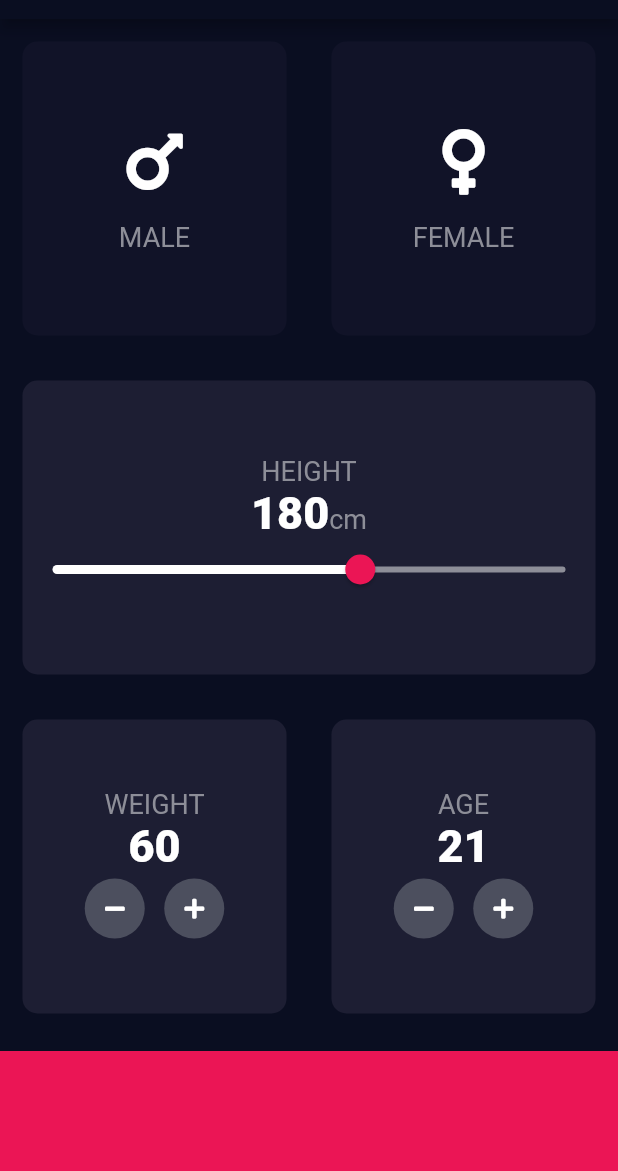
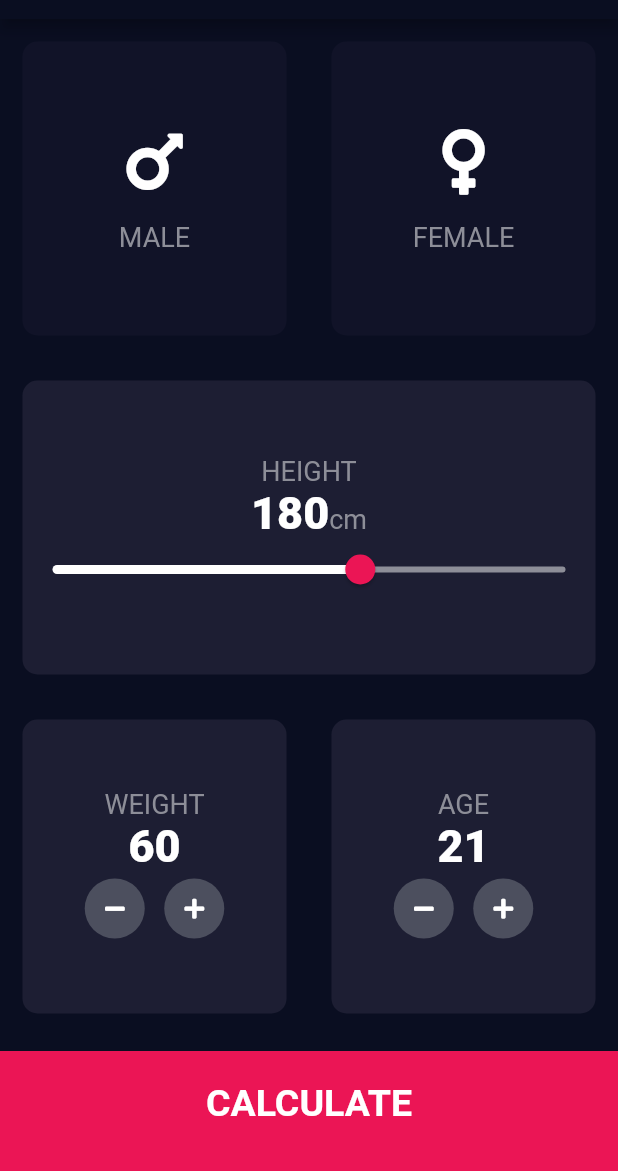
Before and after one commit to cjpesco/bmicalcapp, a Flutter app: the screen it shows after launch, on a phone screen of 412 x 824 dp, the part 65-1236 px from its top. Run offline on Flutter 3.47's test engine with Material 2 defaults, Android fonts, the phone set to English and light mode, and no system bars; our stand-ins replace font_awesome_flutter.

Commit message:
BMI Calc App

```diff
--- /dev/null
+++ b/lib/components/bottom_button.dart
@@ -0,0 +1,30 @@
+import 'package:flutter/material.dart';
+
+import '../constants/constants.dart';
+
+class BottomButton extends StatelessWidget {
+  final Function onTap;
+  final String buttonTitle;
+
+  const BottomButton({@required this.onTap, @required this.buttonTitle});
+
+  @override
+  Widget build(BuildContext context) {
+    return GestureDetector(
+      onTap: onTap,
+      child: Container(
+        child: Center(
+          child: Text(
+            buttonTitle,
+            style: kLargeNumberTextStyle,
+          ),
+        ),
+        color: kBottomContainerColor,
+        margin: EdgeInsets.only(top: 10.0),
+        width: double.infinity,
+        height: kBottomContainerHeight,
+        padding: EdgeInsets.only(bottom: 10),
+      ),
+    );
+  }
+}
--- a/lib/ui/icon_content.dart
+++ b/lib/components/icon_content.dart
@@ -1,6 +1,6 @@
 import 'package:flutter/material.dart';
 
-import 'constants.dart';
+import '../constants/constants.dart';
 
 class IconContent extends StatelessWidget {
   final IconData icon;
--- /dev/null
+++ b/lib/components/round_icon_button.dart
@@ -0,0 +1,25 @@
+import 'package:flutter/material.dart';
+
+class RoundIconButton extends StatelessWidget {
+  final IconData icon;
+  final Function useOperator;
+  const RoundIconButton({@required this.icon, this.useOperator});
+  @override
+  Widget build(BuildContext context) {
+    return RawMaterialButton(
+      child: Icon(
+        icon,
+        size: 15,
+      ),
+      onPressed: useOperator,
+      elevation: 0.0,
+      constraints: BoxConstraints.tightFor(
+        width: 40,
+        height: 40,
+      ),
+      shape: CircleBorder(),
+      //shape: RoundedRectangleBorder(borderRadius: BorderRadius.circular(10)),
+      fillColor: Color(0xFF4C4F5E),
+    );
+  }
+}
--- /dev/null
+++ b/lib/constants/constants.dart
@@ -0,0 +1,40 @@
+import 'package:flutter/material.dart';
+
+const kBottomContainerHeight = 80.0;
+
+const kActiveCardColor = Color(0xFF1D1E33);
+const kInactiveCardColor = Color(0xFF111328);
+const kBottomContainerColor = Color(0xFFEB1555);
+const kLabelTextStyle = TextStyle(
+  fontSize: 18.0,
+  color: Color(0xFF8D8E98),
+);
+const kNumberTextStyle = TextStyle(
+  fontSize: 30.0,
+  fontWeight: FontWeight.w900,
+);
+const kLargeNumberTextStyle = TextStyle(
+  fontSize: 25,
+  fontWeight: FontWeight.bold,
+  color: Colors.white,
+);
+const kTitleTextStyle = TextStyle(
+  fontSize: 40,
+  fontWeight: FontWeight.bold,
+  color: Colors.white,
+);
+
+const kResultTextStyle = TextStyle(
+  color: Color(0xFF24D876),
+  fontSize: 22.0,
+  fontWeight: FontWeight.bold,
+);
+
+const kBMITextStyle = TextStyle(
+  fontSize: 100,
+  fontWeight: FontWeight.bold,
+);
+
+const kBodyTextStyle = TextStyle(
+  fontSize: 22,
+);
--- a/lib/main.dart
+++ b/lib/main.dart
@@ -1,6 +1,6 @@
 import 'package:flutter/material.dart';
 
-import 'ui/home.dart';
+import 'screens/home.dart';
 
 void main() => runApp(
       MaterialApp(
--- a/lib/ui/bmicalcapppage.dart
+++ b/lib/screens/bmicalcapppage.dart
@@ -1,9 +1,14 @@
+import 'package:bmicalcapp/calculator_brain.dart';
+
+import 'results_page.dart';
 import 'package:flutter/material.dart';
 import 'package:font_awesome_flutter/font_awesome_flutter.dart';
 
-import 'constants.dart';
-import 'icon_content.dart';
-import 'reusable_card.dart';
+import '../components/bottom_button.dart';
+import '../constants/constants.dart';
+import '../components/icon_content.dart';
+import '../components/reusable_card.dart';
+import '../components/round_icon_button.dart';
 
 enum Gender {
   male,
@@ -217,11 +222,9 @@
             ],
           ),
         ),
-        Container(
-          color: kBottomContainerColor,
-          margin: EdgeInsets.only(top: 10.0),
-          width: double.infinity,
-          height: kBottomContainerHeight,
+        BottomButton(
+          buttonTitle: 'CALCULATE',
+          onTap: () => _calculateBMI(),
         ),
       ],
     );
@@ -252,28 +255,18 @@
               : age = 0;
     });
   }
-}
 
-class RoundIconButton extends StatelessWidget {
-  final IconData icon;
-  final Function useOperator;
-  const RoundIconButton({@required this.icon, this.useOperator});
-  @override
-  Widget build(BuildContext context) {
-    return RawMaterialButton(
-      child: Icon(
-        icon,
-        size: 15,
+  void _calculateBMI() {
+    CalculatorBrain calc = CalculatorBrain(height: height, weight: weight);
+    Navigator.push(
+      context,
+      MaterialPageRoute(
+        builder: (context) => ResultsPage(
+          bmiResult: calc.calculateBMI(),
+          resultText: calc.getResult(),
+          interpretation: calc.getInterpretation(),
+        ),
       ),
-      onPressed: useOperator,
-      elevation: 0.0,
-      constraints: BoxConstraints.tightFor(
-        width: 40,
-        height: 40,
-      ),
-      shape: CircleBorder(),
-      //shape: RoundedRectangleBorder(borderRadius: BorderRadius.circular(10)),
-      fillColor: Color(0xFF4C4F5E),
     );
   }
 }
--- a/lib/ui/constants.dart
+++ /dev/null
@@ -1,15 +0,0 @@
-import 'package:flutter/material.dart';
-
-const kBottomContainerHeight = 80.0;
-
-const kActiveCardColor = Color(0xFF1D1E33);
-const kInactiveCardColor = Color(0xFF111328);
-const kBottomContainerColor = Color(0xFFEB1555);
-const kLabelTextStyle = TextStyle(
-  fontSize: 18.0,
-  color: Color(0xFF8D8E98),
-);
-const kNumberTextStyle = TextStyle(
-  fontSize: 30.0,
-  fontWeight: FontWeight.w900,
-);
```
Also changed, not shown: lib/calculator_brain.dart (added, +35 -0 lines), lib/screens/results_page.dart (added, +73 -0 lines), lib/components/reusable_card.dart (renamed from lib/ui/reusable_card.dart), lib/screens/home.dart (renamed from lib/ui/home.dart), 1 other file.
